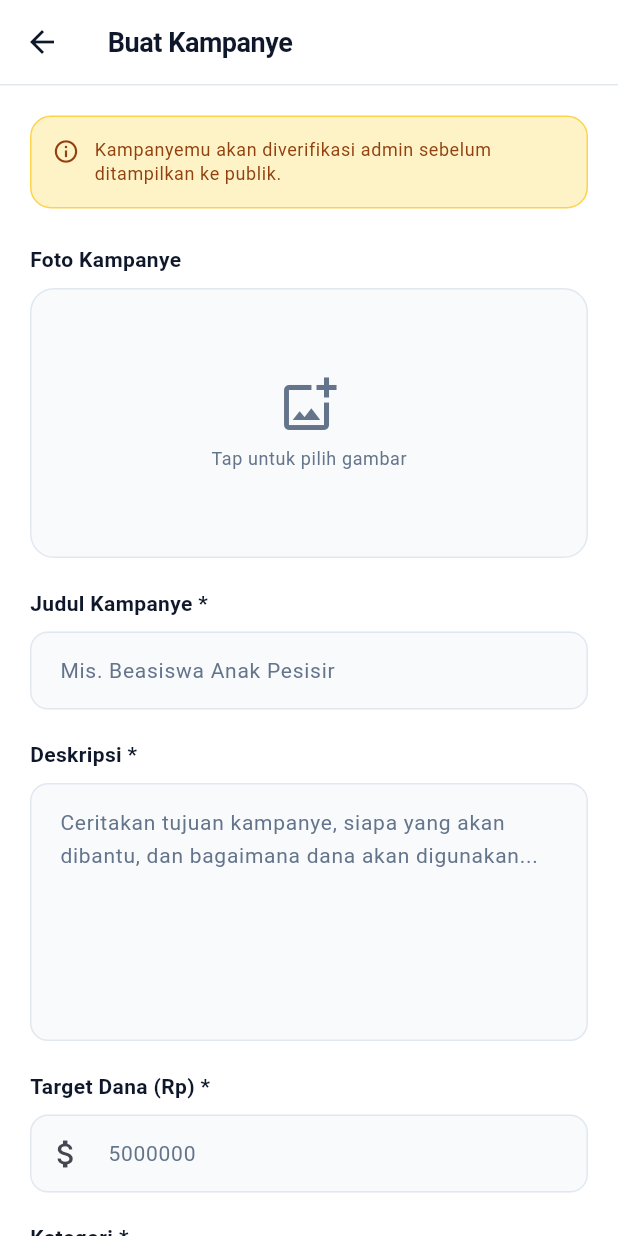
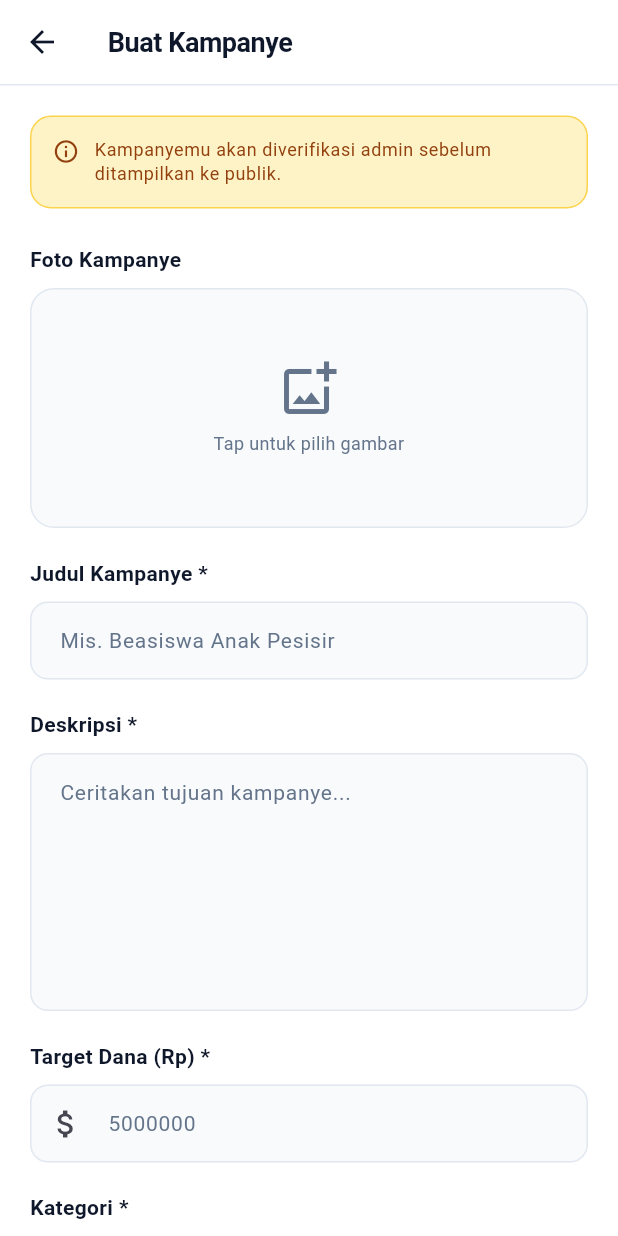
Before and after one commit to Asyzfrans/PMOB, a Flutter app: the CreateCampaignScreen screen opened directly, on a phone screen of 412 x 824 dp. Run offline on Flutter 3.47's test engine with Material 3 defaults, Android fonts, the phone set to English and light mode, and no system bars; our stand-ins replace image_picker, shared_preferences; accounts and stored records are empty; network calls fail.

Commit message:
perbaikan koneksi android dan upload gambar

```diff
--- a/lib/screens/dashboard/create_campaign_screen.dart
+++ b/lib/screens/dashboard/create_campaign_screen.dart
@@ -1,6 +1,12 @@
 // lib/screens/dashboard/create_campaign_screen.dart
+//
+// FIX: Image.file() tidak didukung di Flutter Web.
+// Sekarang pakai kIsWeb check — di Web tidak tampilkan preview file,
+// hanya tampilkan nama file yang dipilih. Di Android/iOS tetap
+// tampilkan preview gambar seperti sebelumnya.
 
 import 'dart:io';
+import 'package:flutter/foundation.dart' show kIsWeb;
 import 'package:flutter/material.dart';
 import 'package:flutter/services.dart';
 import 'package:image_picker/image_picker.dart';
@@ -19,13 +25,15 @@ class CreateCampaignScreen extends StatefulWidget {
 }
 
 class _CreateCampaignScreenState extends State<CreateCampaignScreen> {
-  final _formKey   = GlobalKey<FormState>();
-  final _titleCtrl = TextEditingController();
-  final _descCtrl  = TextEditingController();
-  final _targetCtrl= TextEditingController();
+  final _formKey    = GlobalKey<FormState>();
+  final _titleCtrl  = TextEditingController();
+  final _descCtrl   = TextEditingController();
+  final _targetCtrl = TextEditingController();
+
   CampaignCategory _category = CampaignCategory.sosial;
   DateTime? _deadline;
   File?     _imageFile;
+  String?   _imageFileName; // untuk tampilkan nama file di Web
   bool      _uploadingImage = false;
 
   @override
@@ -43,7 +51,13 @@ class _CreateCampaignScreenState extends State<CreateCampaignScreen> {
       imageQuality: 85,
     );
     if (picked != null) {
-      setState(() => _imageFile = File(picked.path));
+      setState(() {
+        _imageFileName = picked.name;
+        // Image.file hanya aman di mobile (bukan web)
+        if (!kIsWeb) {
+          _imageFile = File(picked.path);
+        }
+      });
     }
   }
 
@@ -75,7 +89,7 @@ class _CreateCampaignScreenState extends State<CreateCampaignScreen> {
       target:      double.parse(_targetCtrl.text.replaceAll('.', '')),
       category:    _category,
       creator:     user,
-      imageFile:   _imageFile,
+      imageFile:   _imageFile, // null di Web — server akan skip upload
       deadline:    _deadline,
     );
 
@@ -85,7 +99,8 @@ class _CreateCampaignScreenState extends State<CreateCampaignScreen> {
         context: context,
         barrierDismissible: false,
         builder: (_) => AlertDialog(
-          shape: RoundedRectangleBorder(borderRadius: BorderRadius.circular(20)),
+          shape: RoundedRectangleBorder(
+              borderRadius: BorderRadius.circular(20)),
           title: const Text('Kampanye Dikirim!'),
           content: const Text(
             'Kampanyemu sedang direview oleh admin.\n'
@@ -94,8 +109,8 @@ class _CreateCampaignScreenState extends State<CreateCampaignScreen> {
           actions: [
             ElevatedButton(
               onPressed: () {
-                Navigator.of(context).pop();
-                Navigator.of(context).pop();
+                Navigator.of(context).pop(); // tutup dialog
+                Navigator.of(context).pop(); // kembali ke dashboard
               },
               child: const Text('Oke'),
             ),
@@ -113,6 +128,92 @@ class _CreateCampaignScreenState extends State<CreateCampaignScreen> {
     }
   }
 
+  // Widget preview gambar — platform-aware
+  Widget _buildImagePicker() {
+    return Column(
+      crossAxisAlignment: CrossAxisAlignment.stretch,
+      children: [
+        GestureDetector(
+          onTap: _pickImage,
+          child: Container(
+            height: 160,
+            decoration: BoxDecoration(
+              color: AppColors.ink50,
+              borderRadius: BorderRadius.circular(16),
+              border: Border.all(color: AppColors.ink200),
+            ),
+            child: _buildImagePreview(),
+          ),
+        ),
+        if (_imageFileName != null)
+          Padding(
+            padding: const EdgeInsets.only(top: 8),
+            child: Row(
+              children: [
+                Expanded(
+                  child: Text(
+                    _imageFileName!,
+                    style: const TextStyle(
+                        fontSize: 12, color: AppColors.ink600),
+                    overflow: TextOverflow.ellipsis,
+                  ),
+                ),
+                TextButton.icon(
+                  onPressed: () => setState(() {
+                    _imageFile = null;
+                    _imageFileName = null;
+                  }),
+                  icon: const Icon(Icons.delete_outline, size: 14),
+                  label: const Text('Hapus'),
+                  style: TextButton.styleFrom(
+                      foregroundColor: AppColors.error,
+                      textStyle: const TextStyle(fontSize: 12)),
+                ),
+              ],
+            ),
+          ),
+      ],
+    );
+  }
+
+  Widget _buildImagePreview() {
+    // Android / iOS — tampilkan preview gambar asli
+    if (!kIsWeb && _imageFile != null) {
+      return ClipRRect(
+        borderRadius: BorderRadius.circular(15),
+        child: Image.file(
+          _imageFile!,
+          fit: BoxFit.cover,
+          width: double.infinity,
+        ),
+      );
+    }
+
+    // Web / belum pilih gambar — tampilkan placeholder
+    return Column(
+      mainAxisAlignment: MainAxisAlignment.center,
+      children: [
+        Icon(
+          _imageFileName != null
+              ? Icons.check_circle_outline
+              : Icons.add_photo_alternate_outlined,
+          size: 40,
+          color: _imageFileName != null
+              ? AppColors.success
+              : AppColors.ink500,
+        ),
+        const SizedBox(height: 8),
+        Text(
+          _imageFileName != null
+              ? 'Gambar dipilih ✓\n(tap untuk ganti)'
+              : 'Tap untuk pilih gambar',
+          style: const TextStyle(fontSize: 12, color: AppColors.ink500),
+          textAlign: TextAlign.center,
+        ),
+      ],
+    );
+  }
+
   @override
   Widget build(BuildContext context) {
     final tt      = Theme.of(context).textTheme;
@@ -121,6 +222,7 @@ class _CreateCampaignScreenState extends State<CreateCampaignScreen> {
     return Scaffold(
       appBar: AppBar(
         title: const Text('Buat Kampanye'),
+        leading: const BackButton(),
         bottom: PreferredSize(
           preferredSize: const Size.fromHeight(1),
           child: Container(height: 1, color: AppColors.ink200),
@@ -149,7 +251,8 @@ class _CreateCampaignScreenState extends State<CreateCampaignScreen> {
                     const SizedBox(width: 10),
                     Expanded(
                       child: Text(
-                        'Kampanyemu akan diverifikasi admin sebelum ditampilkan ke publik.',
+                        'Kampanyemu akan diverifikasi admin sebelum '
+                        'ditampilkan ke publik.',
                         style: tt.bodySmall
                             ?.copyWith(color: const Color(0xFF92400E)),
                       ),
@@ -159,48 +262,11 @@ class _CreateCampaignScreenState extends State<CreateCampaignScreen> {
               ),
               const SizedBox(height: 24),
 
-              // ── Gambar ──
               _Label('Foto Kampanye'),
               const SizedBox(height: 8),
-              GestureDetector(
-                onTap: _pickImage,
-                child: Container(
-                  height: 180,
-                  decoration: BoxDecoration(
-                    color: AppColors.ink50,
-                    borderRadius: BorderRadius.circular(16),
-                    border: Border.all(
-                        color: AppColors.ink200, style: BorderStyle.solid),
-                  ),
-                  child: _imageFile != null
-                      ? ClipRRect(
-                          borderRadius: BorderRadius.circular(15),
-                          child: Image.file(_imageFile!, fit: BoxFit.cover,
-                              width: double.infinity),
-                        )
-                      : Column(
-                          mainAxisAlignment: MainAxisAlignment.center,
-                          children: [
-                            const Icon(Icons.add_photo_alternate_outlined,
-                                size: 40, color: AppColors.ink500),
-                            const SizedBox(height: 8),
-                            Text('Tap untuk pilih gambar',
-                                style: tt.bodySmall),
-                          ],
-                        ),
-                ),
-              ),
-              if (_imageFile != null)
-                TextButton.icon(
-                  onPressed: () => setState(() => _imageFile = null),
-                  icon: const Icon(Icons.delete_outline, size: 16),
-                  label: const Text('Hapus gambar'),
-                  style: TextButton.styleFrom(
-                      foregroundColor: AppColors.error),
-                ),
+              _buildImagePicker(),
               const SizedBox(height: 20),
 
-              // ── Judul ──
               _Label('Judul Kampanye *'),
               const SizedBox(height: 8),
               TextFormField(
@@ -212,14 +278,15 @@ class _CreateCampaignScreenState extends State<CreateCampaignScreen> {
                   counterText: '',
                 ),
                 validator: (v) {
-                  if (v == null || v.trim().isEmpty) return 'Judul wajib diisi';
-                  if (v.trim().length < 10) return 'Judul minimal 10 karakter';
+                  if (v == null || v.trim().isEmpty)
+                    return 'Judul wajib diisi';
+                  if (v.trim().length < 10)
+                    return 'Judul minimal 10 karakter';
                   return null;
                 },
               ),
               const SizedBox(height: 20),
 
-              // ── Deskripsi ──
               _Label('Deskripsi *'),
               const SizedBox(height: 8),
               TextFormField(
@@ -227,9 +294,7 @@ class _CreateCampaignScreenState extends State<CreateCampaignScreen> {
                 maxLines: 6,
                 textCapitalization: TextCapitalization.sentences,
                 decoration: const InputDecoration(
-                  hintText:
-                      'Ceritakan tujuan kampanye, siapa yang akan dibantu, '
-                      'dan bagaimana dana akan digunakan...',
+                  hintText: 'Ceritakan tujuan kampanye...',
                   alignLabelWithHint: true,
                 ),
                 validator: (v) {
@@ -242,7 +307,6 @@ class _CreateCampaignScreenState extends State<CreateCampaignScreen> {
               ),
               const SizedBox(height: 20),
 
-              // ── Target ──
               _Label('Target Dana (Rp) *'),
               const SizedBox(height: 8),
               TextFormField(
@@ -263,7 +327,6 @@ class _CreateCampaignScreenState extends State<CreateCampaignScreen> {
               ),
               const SizedBox(height: 20),
 
-              // ── Kategori ──
               _Label('Kategori *'),
               const SizedBox(height: 8),
               Wrap(
@@ -293,7 +356,9 @@ class _CreateCampaignScreenState extends State<CreateCampaignScreen> {
                         style: TextStyle(
                           fontSize: 13,
                           fontWeight: FontWeight.w600,
-                          color: selected ? Colors.white : AppColors.ink700,
+                          color: selected
+                              ? Colors.white
+                              : AppColors.ink700,
                         ),
                       ),
                     ),
@@ -302,7 +367,6 @@ class _CreateCampaignScreenState extends State<CreateCampaignScreen> {
               ),
               const SizedBox(height: 20),
 
-              // ── Deadline ──
               _Label('Tenggat Waktu (opsional)'),
               const SizedBox(height: 8),
               GestureDetector(
@@ -348,7 +412,8 @@ class _CreateCampaignScreenState extends State<CreateCampaignScreen> {
                   onPressed: loading ? null : _submit,
                   child: loading
                       ? const SizedBox(
-                          width: 22, height: 22,
+                          width: 22,
+                          height: 22,
                           child: CircularProgressIndicator(
                               strokeWidth: 2, color: Colors.white))
                       : const Row(
@@ -373,8 +438,11 @@ class _CreateCampaignScreenState extends State<CreateCampaignScreen> {
 class _Label extends StatelessWidget {
   final String text;
   const _Label(this.text);
+
   @override
   Widget build(BuildContext context) => Text(text,
       style: const TextStyle(
-          fontWeight: FontWeight.w600, fontSize: 14, color: AppColors.ink900));
+          fontWeight: FontWeight.w600,
+          fontSize: 14,
+          color: AppColors.ink900));
 }
```
Also changed, not shown: 2 other files.
